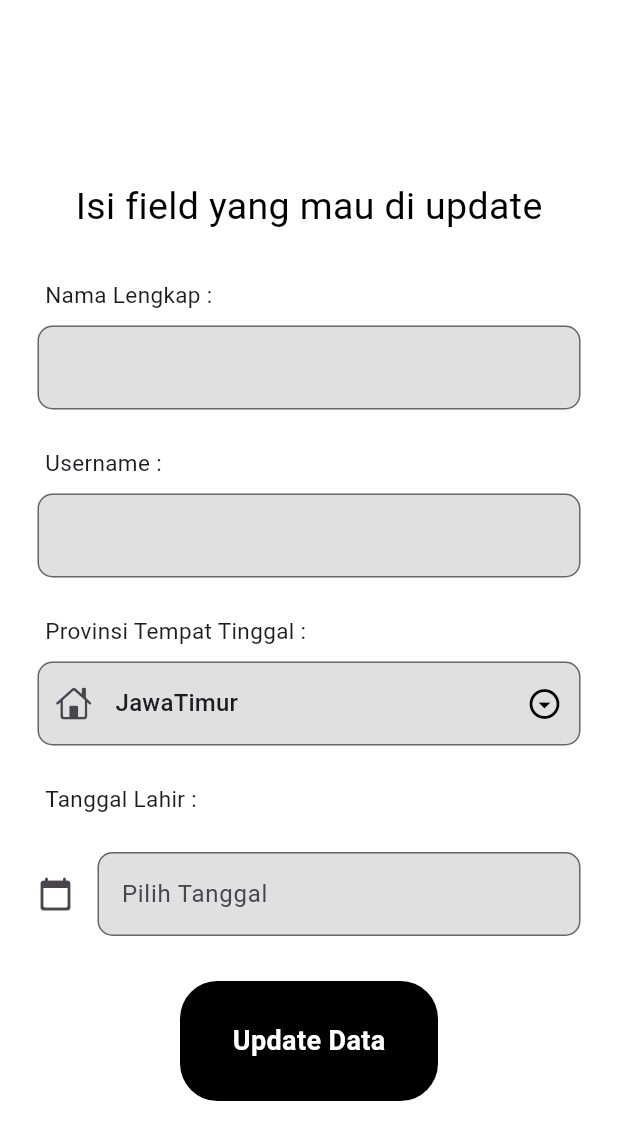
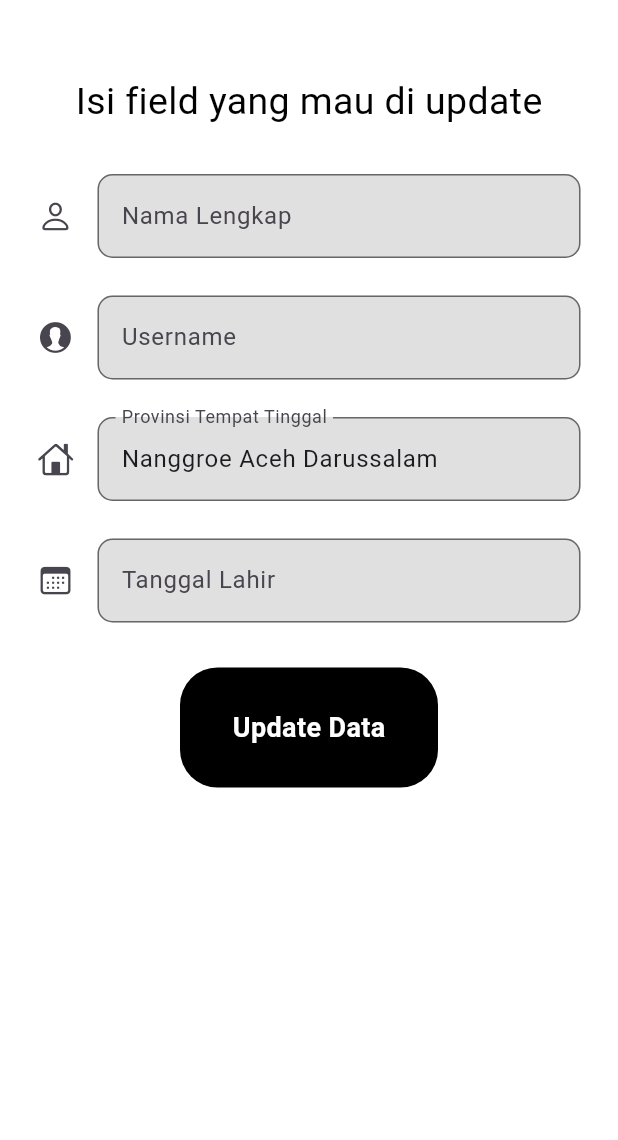
Before and after one commit to PS21michael/skripsilocal, a Flutter app: the screen it shows after launch, on a phone screen of 412 x 824 dp. Shown: the top 1140 px of the screen. Run offline on Flutter 3.47's test engine with Material 3 defaults, Android fonts, the phone set to English and light mode, and no system bars; our stand-ins replace cloud_firestore, dropdown_textfield, firebase_auth, firebase_core, firebase_storage, flutter_typeahead and 7 more; missing offline and left inert: autocomplete_textfield, random_name_generator; accounts and stored records are empty.

Commit message:
new register

```diff
--- a/lib/main.dart
+++ b/lib/main.dart
@@ -31,7 +31,7 @@ class MyApp extends StatelessWidget {
     return GetMaterialApp(
       debugShowCheckedModeBanner: false,
       //home: MyHeader(),
-      // home: HomePage(),
+      // home: ProfilePage(),
       // home: RegisterPage(),
       home : UpdateProfile_New(),
     );
--- a/lib/pages/profile/core/update_profile_new.dart
+++ b/lib/pages/profile/core/update_profile_new.dart
@@ -1,5 +1,9 @@
 import 'package:flutter/cupertino.dart';
 import 'package:flutter/material.dart';
+import 'package:flutter_typeahead/flutter_typeahead.dart';
+import 'package:dropdown_textfield/dropdown_textfield.dart';
+import 'package:autocomplete_textfield/autocomplete_textfield.dart';
+
 import 'package:get/get.dart';
 import 'package:intl/intl.dart';
 import 'package:random_name_generator/random_name_generator.dart';
@@ -30,7 +34,7 @@ class _UpdateProfile_NewState extends State<UpdateProfile_New> {
   final controller = Get.put(SignInController());
   final _formkey = GlobalKey<FormState>();
   final _authRepo = Get.put(AuthenticationRepository());
-  final _provinsiList = ["JawaTimur", "JawaBarat", "JawaTengah", "Banten"];
+  final _provinsiList = ["Nanggroe Aceh Darussalam", "Sumatera Utara", "Sumatera Selatan", "Sumatera Barat","Bengkulu", "Riau", "Kepulauan Riau", "Jambi", "Lampung", "Bangka Belitung", "Kalimantan Barat", "Kalumantan Timur", "Kalimantan Selatan" , "Kalimantan Tengah", "Kalimantan Utara", "Banten", "DKI Jakarta", "Jawa Barat", "Jawa Timur", "JawaTengah", "Daerah Istimewa Yogyakarta", "Bali", "Nusa Tenggara Timur", "Nusa Tenggara Barat", "Gorontalo", "Sulawesi Barat", "Sulawesi Tengah", "Sulawesi Utara", "Sulawesi Tenggara", "Sulawesi Selatan", "Maluku Utara", "Maluku", "Papua Barat", "Papua", "Papua Tengah", "Papua Pegunungan", "Papua Selatan", "Papua Barat Daya"];
   String? _provinsiVal = "";
 
   final emailController = TextEditingController();
@@ -83,67 +87,10 @@ class _UpdateProfile_NewState extends State<UpdateProfile_New> {
                   ),
                   const SizedBox(height: 30),
                   Padding(
-                    padding: const EdgeInsets.only(left: 30),
-                    child: Text(
-                      'Nama Lengkap :',
-                      style: TextStyle(
-                        fontSize: 15,
-                      ),
-                    ),
-                  ),
-                  const SizedBox(height: 10),
-                  MyTextField(
-                    controller: fullNameController,
-                    hintText: fullNameCustomer,
-                    obscureText: false,
-                  ),
-                  const SizedBox(height: 25),
-                  Padding(
-                    padding: const EdgeInsets.only(left: 30),
-                    child: Text(
-                      'Username :',
-                      style: TextStyle(
-                        fontSize: 15,
-                      ),
-                    ),
-                  ),
-                  const SizedBox(height: 10),
-                  MyTextField(
-                    controller: userNameController,
-                    hintText: userNameCustomer,
-                    obscureText: false,
-                  ),
-                  const SizedBox(height: 25),
-                  Padding(
-                    padding: const EdgeInsets.only(left: 30),
-                    child: Text(
-                      'Provinsi Tempat Tinggal :',
-                      style: TextStyle(
-                        fontSize: 15,
-                      ),
-                    ),
-                  ),
-                  const SizedBox(height: 10),
-                  Padding(
                     padding: const EdgeInsets.symmetric(horizontal: 25.0),
-                    child: DropdownButtonFormField(
-                      value: _provinsiVal,
-                      items: _provinsiList.map(
-                            (e) => DropdownMenuItem(child: Text(e), value: e,)
-                        ).toList(),
-                      onChanged: (val) {
-                        setState(() {
-                          _provinsiVal = val as String;
-                        });
-                      },
-                      icon: const Icon(
-                        Icons.arrow_drop_down_circle_outlined,
-                        color: Colors.black,
-                      ),
+                    child: TextField(
+                      controller: fullNameController,
                       decoration: InputDecoration(
-                        prefixIcon: Icon(
-                          CupertinoIcons.home
-                        ),
                         enabledBorder: const OutlineInputBorder(
                           borderSide: BorderSide(color: Colors.black54),
                           borderRadius: BorderRadius.all(Radius.circular(10)),
@@ -154,24 +101,128 @@ class _UpdateProfile_NewState extends State<UpdateProfile_New> {
                         ),
                         fillColor: Colors.grey[300],
                         filled: true,
+                        icon: Icon(CupertinoIcons.person),
+                        labelText: "Nama Lengkap",
                       ),
                     ),
                   ),
+                  // Padding(
+                  //   padding: const EdgeInsets.only(left: 30),
+                  //   child: Text(
+                  //     'Nama Lengkap :',
+                  //     style: TextStyle(
+                  //       fontSize: 15,
+                  //     ),
+                  //   ),
+                  // ),
+                  // const SizedBox(height: 10),
+                  // MyTextField(
+                  //   controller: fullNameController,
+                  //   hintText: fullNameCustomer,
+                  //   obscureText: false,
+                  // ),
+                  const SizedBox(height: 25),
+                  // Padding(
+                  //   padding: const EdgeInsets.only(left: 30),
+                  //   child: Text(
+                  //     'Username :',
+                  //     style: TextStyle(
+                  //       fontSize: 15,
+                  //     ),
+                  //   ),
+                  // ),
+                  Padding(
+                    padding: const EdgeInsets.symmetric(horizontal: 25.0),
+                    child: TextField(
+                      controller: userNameController,
+                      decoration: InputDecoration(
+                        enabledBorder: const OutlineInputBorder(
+                          borderSide: BorderSide(color: Colors.black54),
+                          borderRadius: BorderRadius.all(Radius.circular(10)),
+                        ),
+                        focusedBorder: const OutlineInputBorder(
+                          borderSide: BorderSide(color: Colors.black87),
+                          borderRadius: BorderRadius.all(Radius.circular(10)),
+                        ),
+                        fillColor: Colors.grey[300],
+                        filled: true,
+                        icon: Icon(CupertinoIcons.person_alt_circle_fill),
+                        labelText: "Username",
+                      ),
+                    ),
+                  ),
+                  // const SizedBox(height: 10),
+                  // MyTextField(
+                  //   controller: userNameController,
+                  //   hintText: userNameCustomer,
+                  //   obscureText: false,
+                  // ),
+                  const SizedBox(height: 25),
+                  // Padding(
+                  //   padding: const EdgeInsets.only(left: 30),
+                  //   child: Text(
+                  //     'Provinsi Tempat Tinggal :',
+                  //     style: TextStyle(
+                  //       fontSize: 15,
+                  //     ),
+                  //   ),
+                  // ),
+                  // const SizedBox(height: 10),
+                  //
+                  Padding(
+                    padding: const EdgeInsets.symmetric(horizontal: 25.0),
+                    child: TypeAheadFormField(
+                      textFieldConfiguration: TextFieldConfiguration(
+                        controller: TextEditingController(text: _provinsiVal),
+                        decoration: InputDecoration(
+                          icon: Icon(CupertinoIcons.home),
+                          enabledBorder: const OutlineInputBorder(
+                            borderSide: BorderSide(color: Colors.black54),
+                            borderRadius: BorderRadius.all(Radius.circular(10)),
+                          ),
+                          focusedBorder: const OutlineInputBorder(
+                            borderSide: BorderSide(color: Colors.black87),
+                            borderRadius: BorderRadius.all(Radius.circular(10)),
+                          ),
+                          fillColor: Colors.grey[300],
+                          filled: true,
+                          labelText: "Provinsi Tempat Tinggal",
+                        ),
+                      ),
+                      suggestionsCallback: (pattern) {
+                        var filteredSuggestions = _provinsiList.where(
+                              (provinsi) => provinsi.toLowerCase().contains(pattern.toLowerCase()),
+                        ); // Limit the suggestions to the first 5
+                        return filteredSuggestions.toList();
+                      },
+                      itemBuilder: (context, suggestion) {
+                        return ListTile(
+                          title: Text(suggestion),
+                        );
+                      },
+                      onSuggestionSelected: (suggestion) {
+                        setState(() {
+                          _provinsiVal = suggestion as String;
+                        });
+                      },
+                    ),
+                  ),
+
                   // MyTextField(
                   //   controller: provinceController,
                   //   hintText: provinceCustomer,
                   //   obscureText: false,
                   // ),
-                  const SizedBox(height: 25),
-                  Padding(
-                    padding: const EdgeInsets.only(left: 30),
-                    child: Text(
-                      'Tanggal Lahir :',
-                      style: TextStyle(
-                        fontSize: 15,
-                      ),
-                    ),
-                  ),
+                  // const SizedBox(height: 25),
+                  // Padding(
+                  //   padding: const EdgeInsets.only(left: 30),
+                  //   child: Text(
+                  //     'Tanggal Lahir :',
+                  //     style: TextStyle(
+                  //       fontSize: 15,
+                  //     ),
+                  //   ),
+                  // ),
                   // const SizedBox(height: 10),
                   // MyTextField(
                   //   controller: dateOfBirthController,
@@ -194,8 +245,8 @@ class _UpdateProfile_NewState extends State<UpdateProfile_New> {
                         ),
                         fillColor: Colors.grey[300],
                         filled: true,
-                        icon: Icon(Icons.calendar_today_rounded),
-                        labelText: "Pilih Tanggal",
+                        icon: Icon(CupertinoIcons.calendar),
+                        labelText: "Tanggal Lahir",
                       ),
                       onTap: () async {
                         DateTime? pickDate = await showDatePicker(
@@ -247,7 +298,7 @@ class _UpdateProfile_NewState extends State<UpdateProfile_New> {
                       Get.to(() => const UpdateProfile());
                     },
                   ),
-                  const SizedBox(height: 20),
+                  const SizedBox(height: 350),
                 ],
               ),
             ),
--- a/pubspec.yaml
+++ b/pubspec.yaml
@@ -50,6 +50,9 @@ dependencies:
   firebase_storage: ^11.5.6
   random_name_generator: ^1.2.0
   get: ^4.6.6
+  flutter_typeahead: ^3.1.2
+  dropdown_textfield: ^1.0.3
+  autocomplete_textfield: ^2.0.1
 
 dev_dependencies:
   flutter_test:
```
Also changed, not shown: assets/desktop-wallpaper-abstract-square-blue-aesthetic-square-thumbnail.jpg (deleted), pubspec.lock.
